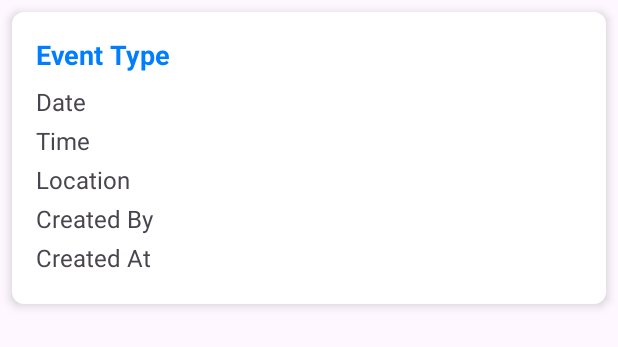
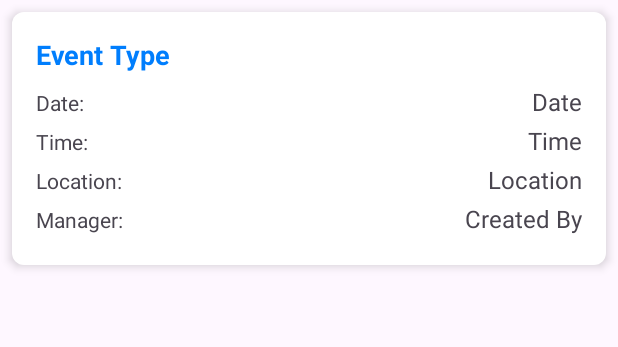
Before and after one commit to FourgeTech/HuddleUp-Frontend, an Android app built with Jetpack Compose: the layout item_event.xml on its own in the app's theme, with its tools: preview values and no code run, on a phone screen of 412 x 824 dp. Shown: the top 347 px of the screen. Run offline under Robolectric (Android 15) with nearby library versions, the phone set to English and light mode, and no system bars.

Commit message:
Event Item updated

```diff
--- a/app/src/main/java/tech/fourge/huddleup_frontend/Helpers/EventHelper.kt
+++ b/app/src/main/java/tech/fourge/huddleup_frontend/Helpers/EventHelper.kt
@@ -17,7 +17,7 @@ class EventHelper {
     suspend fun getEventsByTeamId(teamId: String): List<EventModel>? {
         return try {
             val data = mapOf("teamId" to teamId)
-            val result = functions.getHttpsCallable("getEvents").call(data).await()
+            val result = functions.getHttpsCallable("getEventsByTeamId").call(data).await()
 
             Log.d(TAG, result.data.toString())
             val resultData = result.data as? Map<*, *>
--- a/app/src/main/res/layout/item_event.xml
+++ b/app/src/main/res/layout/item_event.xml
@@ -8,54 +8,109 @@
     android:layout_margin="8dp"
     android:elevation="4dp">
 
+    <LinearLayout
+        android:layout_width="match_parent"
+        android:layout_height="match_parent"
+        android:layout_weight="1"
+        android:orientation="horizontal">
+
         <TextView
             android:id="@+id/tvEventType"
             android:layout_width="wrap_content"
             android:layout_height="wrap_content"
+            android:layout_marginBottom="8dp"
             android:text="Event Type"
-        android:textStyle="bold"
+            android:textColor="@color/huddleBlue"
             android:textSize="18sp"
-        android:textColor="@color/huddleBlue"
-        android:layout_marginBottom="8dp" />
+            android:textStyle="bold" />
+    </LinearLayout>
+
+    <LinearLayout
+        android:layout_width="match_parent"
+        android:layout_height="match_parent"
+        android:layout_weight="1"
+        android:orientation="horizontal">
+
+        <TextView
+            android:id="@+id/textView12"
+            android:layout_width="wrap_content"
+            android:layout_height="wrap_content"
+            android:layout_weight="1"
+            android:text="Date:" />
 
         <TextView
             android:id="@+id/tvDate"
             android:layout_width="wrap_content"
             android:layout_height="wrap_content"
+            android:layout_marginBottom="4dp"
             android:text="Date"
-        android:textSize="16sp"
-        android:layout_marginBottom="4dp" />
+            android:textSize="16sp" />
+    </LinearLayout>
+
+    <LinearLayout
+        android:layout_width="match_parent"
+        android:layout_height="match_parent"
+        android:orientation="horizontal">
+
+        <TextView
+            android:id="@+id/textView13"
+            android:layout_width="wrap_content"
+            android:layout_height="wrap_content"
+            android:layout_weight="1"
+            android:text="Time:" />
 
         <TextView
             android:id="@+id/tvTime"
             android:layout_width="wrap_content"
             android:layout_height="wrap_content"
+            android:layout_marginBottom="4dp"
             android:text="Time"
-        android:textSize="16sp"
-        android:layout_marginBottom="4dp" />
+            android:textSize="16sp" />
+
+    </LinearLayout>
+
+    <LinearLayout
+        android:layout_width="match_parent"
+        android:layout_height="match_parent"
+        android:layout_weight="1"
+        android:orientation="horizontal">
+
+        <TextView
+            android:id="@+id/textView14"
+            android:layout_width="wrap_content"
+            android:layout_height="wrap_content"
+            android:layout_weight="1"
+            android:text="Location:" />
 
         <TextView
             android:id="@+id/tvLocation"
             android:layout_width="wrap_content"
             android:layout_height="wrap_content"
+            android:layout_marginBottom="4dp"
             android:text="Location"
-        android:textSize="16sp"
-        android:layout_marginBottom="4dp" />
+            android:textSize="16sp" />
+    </LinearLayout>
+
+    <LinearLayout
+        android:layout_width="match_parent"
+        android:layout_height="match_parent"
+        android:layout_weight="1"
+        android:orientation="horizontal">
+
+        <TextView
+            android:id="@+id/textView15"
+            android:layout_width="wrap_content"
+            android:layout_height="wrap_content"
+            android:layout_weight="1"
+            android:text="Manager:" />
 
         <TextView
             android:id="@+id/tvCreatedBy"
             android:layout_width="wrap_content"
             android:layout_height="wrap_content"
+            android:layout_marginBottom="4dp"
             android:text="Created By"
-        android:textSize="16sp"
-        android:layout_marginBottom="4dp" />
-
-    <TextView
-        android:id="@+id/tvCreatedAt"
-        android:layout_width="wrap_content"
-        android:layout_height="wrap_content"
-        android:text="Created At"
-        android:textSize="16sp"
-        android:layout_marginBottom="4dp" />
+            android:textSize="16sp" />
+    </LinearLayout>
 
 </LinearLayout>
```
Lines whose indentation alone changed are shown as unchanged.
